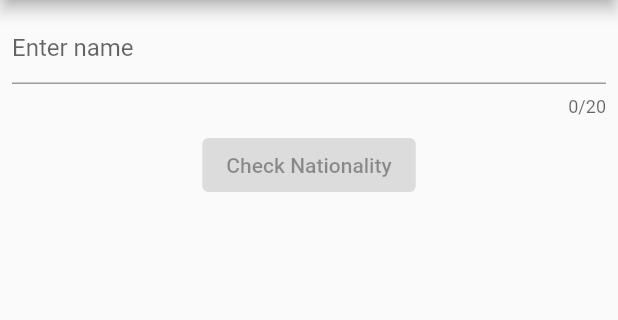
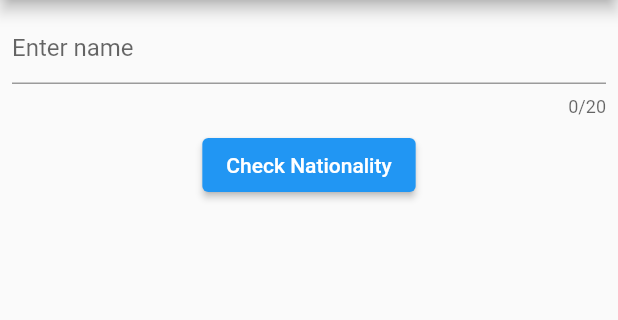
Before and after one commit to Buddybet-Group/codingChallenge, a Flutter app: the screen it shows after launch, on a phone screen of 412 x 824 dp, the part 84-404 px from its top. Run offline on Flutter 3.47's test engine with Material 2 defaults, Android fonts, the phone set to English and light mode, and no system bars; missing offline and left inert: country_codes.

Commit message:
- unused code has been removed - code refactoring

```diff
--- a/lib/widget/nationality_checker_widget.dart
+++ b/lib/widget/nationality_checker_widget.dart
@@ -21,7 +21,6 @@ class NationalityCheckerWidget extends StatefulWidget {
 class _NationalityCheckerWidgetState extends State<NationalityCheckerWidget> {
   late TextEditingController nameFieldController;
   late NationalityCheckerViewModel viewModel;
-  ValueNotifier<bool> enableButton = ValueNotifier(false);
 
   @override
   void initState() {
@@ -33,43 +32,44 @@ class _NationalityCheckerWidgetState extends State<NationalityCheckerWidget> {
 
   @override
   Widget build(BuildContext context) {
-    return Column(
+    return ChangeNotifierProvider<NationalityCheckerViewModel>(
+        create: (BuildContext context) => viewModel,
+        child: Column(
           children: [
             CustomFormField(
               hintText: 'Enter name',
               controller: nameFieldController,
-          onChange: (value) {
-            enableButton.value = value?.isNotEmpty ?? false;
-          },
               inputFormatters: [
                 FilteringTextInputFormatter.allow(
                   RegExp(nameRegEx),
                 )
               ],
             ),
-        ValueListenableBuilder<bool>(
-          valueListenable: enableButton,
-          builder: (context, value, child) {
+            Consumer<NationalityCheckerViewModel>(builder: (context, viewModel, _) {
               return ElevatedButton(
-                onPressed: value ? () => _checkNationality(nameFieldController.text) : null, child: const Text('Check Nationality'));
-          },
+                  onPressed: enableButton2() ? () => _checkNationality(nameFieldController.text) : null, child: const Text('Check Nationality'));
+            }),
+            const SizedBox(
+              height: 40,
             ),
-        ChangeNotifierProvider<NationalityCheckerViewModel>(
-            create: (BuildContext context) => viewModel,
-            child: Consumer<NationalityCheckerViewModel>(builder: (context, viewModel, _) {
+            Consumer<NationalityCheckerViewModel>(builder: (context, viewModel, _) {
               switch (viewModel.nationalityResponse.status) {
                 case Status.loading:
                   return const LoadingWidget();
                 case Status.error:
                   return ErrorMessageWidget(viewModel.nationalityResponse.message ?? '');
                 case Status.completed:
-                  return NationalityResultWidget(viewModel.nationality, Colors.deepOrange, 32);
+                  return NationalityResultWidget(viewModel.nationality, Colors.deepOrange, 22);
                 default:
               }
               return Container();
-            }))
+            })
           ],
-    );
+        ));
+  }
+
+  bool enableButton2() {
+    return viewModel.nationalityResponse.status != Status.loading;
   }
 
   void _checkNationality(String personName) {
--- a/lib/widget/nationality_result_widget.dart
+++ b/lib/widget/nationality_result_widget.dart
@@ -10,7 +10,7 @@ class NationalityResultWidget extends StatelessWidget {
   @override
   Widget build(BuildContext context) {
     return Text(
-      nationality,
+      'Nationality: $nationality',
       style: TextStyle(color: color, fontSize: fontSize),
     );
   }
--- a/pubspec.yaml
+++ b/pubspec.yaml
@@ -17,8 +17,6 @@ dependencies:
   http: ^0.13.4
   provider: ^6.0.2
   country_codes: ^2.1.1
-  country_code_picker: ^2.0.2
-
 
 
 
```
Also changed, not shown: lib/viewmodel/nationality_checker_vm.dart (+5 -6 lines), pubspec.lock. Lines whose indentation alone changed are shown as unchanged.
